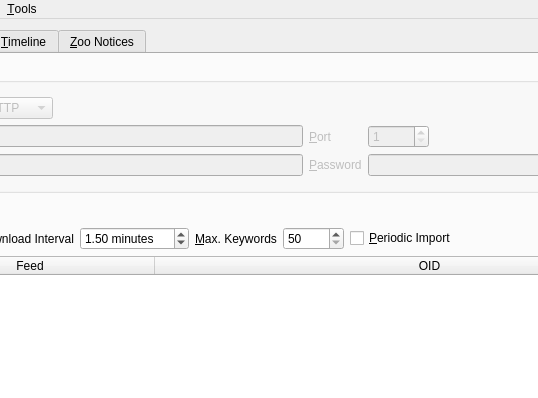
First picture: the form in branches/trunk/GoldBug-UI/spot-on-rss.ui, repository textbrowser/spot-on, before the edit; both pictures show x 116 to 654 and y 0 to 398 of the 841 by 600 pixel window.
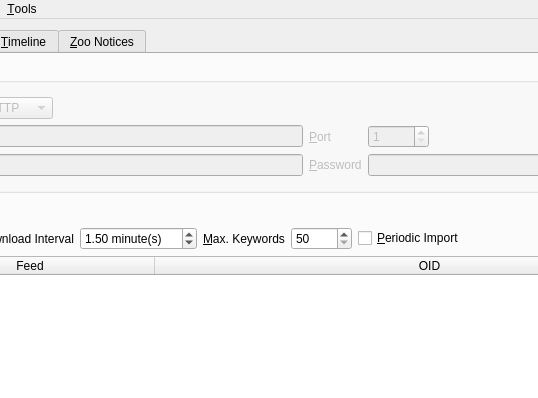
Second picture: the form after the edit. Icons and pictures are not drawn. Custom widgets are drawn as their Qt base class.

What changed in the file:
```diff
--- a/branches/trunk/GoldBug-UI/spot-on-rss.ui
+++ b/branches/trunk/GoldBug-UI/spot-on-rss.ui
@@ -264,7 +264,7 @@
           <item>
            <widget class="QDoubleSpinBox" name="download_interval">
             <property name="suffix">
-             <string> minutes</string>
+             <string> minute(s)</string>
             </property>
             <property name="minimum">
              <double>0.100000000000000</double>
```
Left out of the diff: 4 changed lines with no effect on the pictures.
